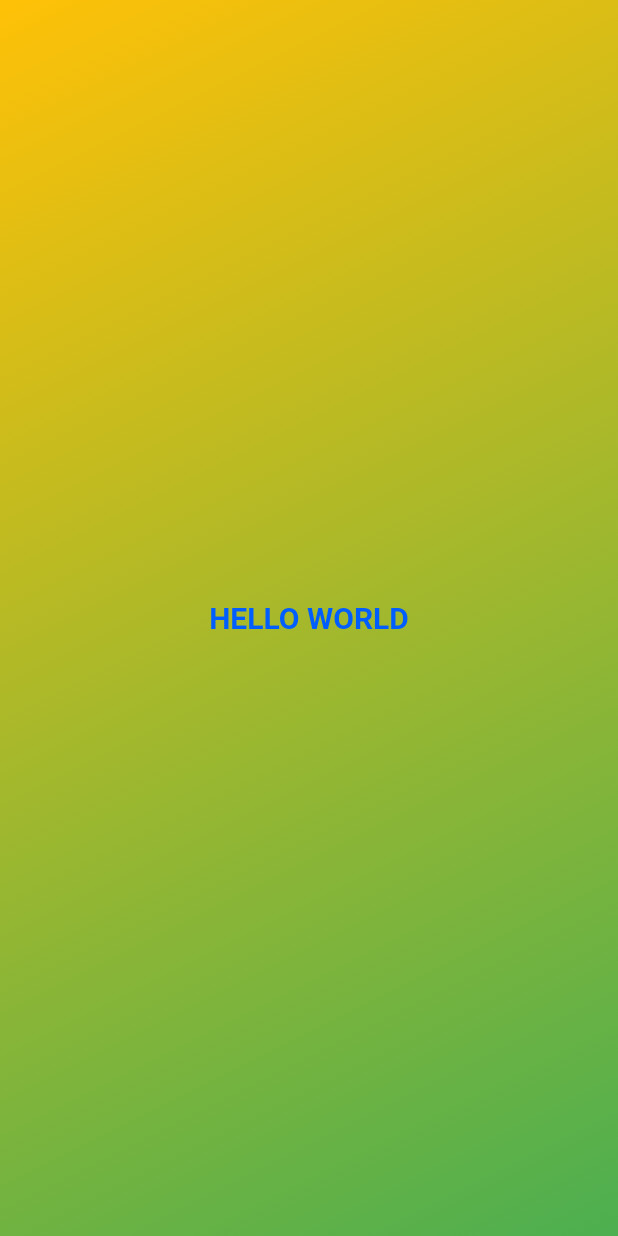
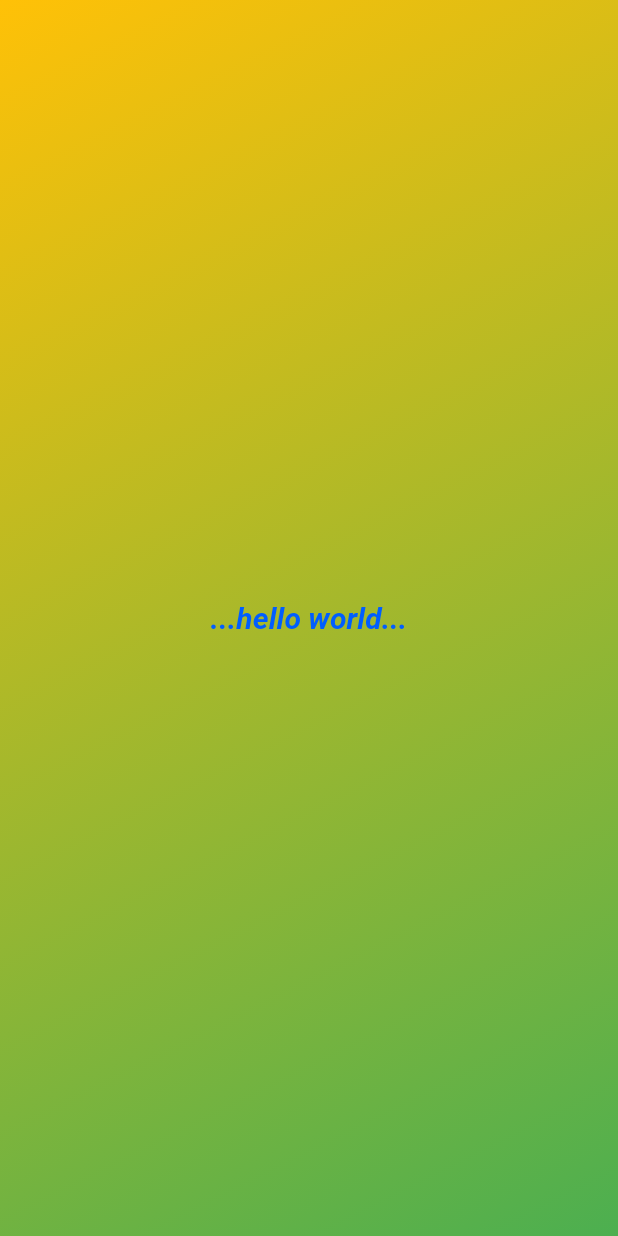
Before and after one commit to yashraj9922/roll_dice_app, a Flutter app: the screen it shows after launch, on a phone screen of 412 x 824 dp. Run offline on Flutter 3.47's test engine with Material 2 defaults, Android fonts, the phone set to English and light mode, and no system bars.

Commit message:
class created

```diff
--- a/lib/main.dart
+++ b/lib/main.dart
@@ -8,7 +8,17 @@ void main() {
       // Avoiding duplication of memory hence making App more efficicent and fast
       home: Scaffold(
         // backgroundColor: Color.fromARGB(255, 250, 209, 57),
-        body: Container(
+        body: GradientContainer(),//this calls the constructor function of the usr defined class
+      ),
+    ),
+  );
+}
+
+class GradientContainer extends StatelessWidget {
+  //Name of class should start with CapitalLetter
+  @override
+  Widget build(context) {
+    return Container(
           decoration: const BoxDecoration(
             gradient: LinearGradient(
               colors: [Colors.amber, Colors.green],
@@ -18,17 +28,15 @@ void main() {
           ),
           child: const Center(
             child: Text(
-              "HELLO WORLD",
+              "...hello world...",
               style: TextStyle(
                 color: Color.fromARGB(255, 0, 94, 255),
                 fontSize: 20,
                 fontWeight: FontWeight.bold,
-                // fontStyle: FontStyle.italic,
+                fontStyle: FontStyle.italic,
               ),
             ),
           ),
-        ),
-      ),
-    ),
-  );
+        );
+  }
 }
```
